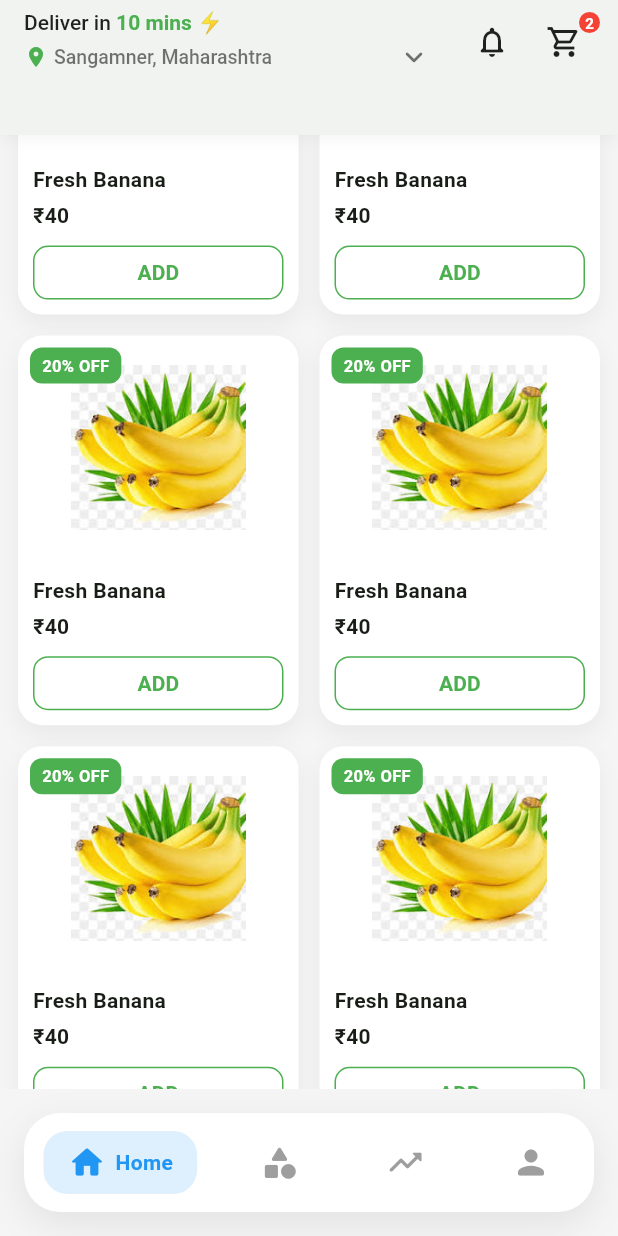
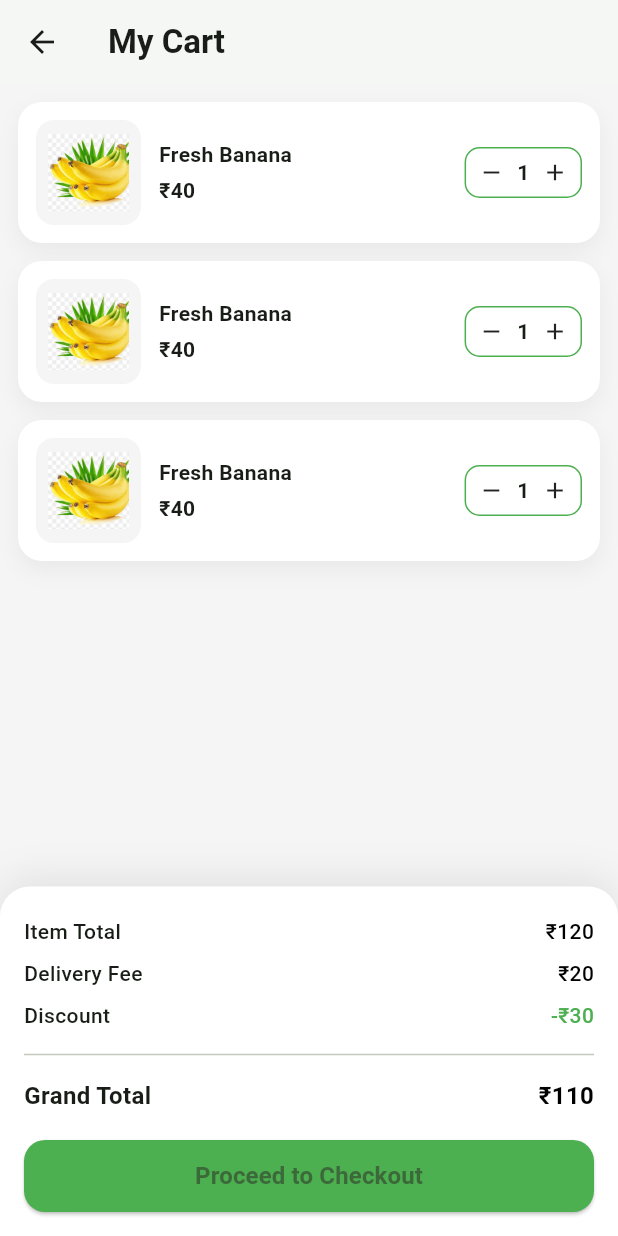
Before and after one commit to surajbombale05/zeggo_cus, a Flutter app: the screen it shows after launch, scrolled down 576 dp, after a tap on the "notifications none" icon, after a tap on the "shopping cart" icon, on a phone screen of 412 x 824 dp. Run offline on Flutter 3.47's test engine with Material 3 defaults, Android fonts, the phone set to English and light mode, and no system bars; our stand-ins replace get.

Commit message:
added to noti and cart section

```diff
--- /dev/null
+++ b/lib/features/cart_section/cart_view.dart
@@ -0,0 +1,220 @@
+import 'package:flutter/material.dart';
+
+class CartView extends StatelessWidget {
+  const CartView({super.key});
+
+  @override
+  Widget build(BuildContext context) {
+    return Scaffold(
+      backgroundColor: Colors.grey.shade100,
+
+      appBar: AppBar(
+        title: const Text(
+          "My Cart",
+          style: TextStyle(fontWeight: FontWeight.w600),
+        ),
+        backgroundColor: Colors.white,
+        elevation: 1,
+      ),
+
+      body: Column(
+        children: [
+          /// 🛍 Cart Items
+          Expanded(
+            child: ListView.builder(
+              padding: const EdgeInsets.all(12),
+              itemCount: 3,
+              itemBuilder: (context, index) {
+                return _cartItemCard();
+              },
+            ),
+          ),
+
+          /// 💳 PRICE SUMMARY
+          _priceSummary(),
+        ],
+      ),
+    );
+  }
+
+  /// 🧾 Cart Item Card
+  Widget _cartItemCard() {
+    return Container(
+      margin: const EdgeInsets.only(bottom: 12),
+      padding: const EdgeInsets.all(12),
+      decoration: BoxDecoration(
+        color: Colors.white,
+        borderRadius: BorderRadius.circular(16),
+        boxShadow: [
+          BoxShadow(
+            color: Colors.black.withOpacity(0.05),
+            blurRadius: 12,
+            offset: const Offset(0, 6),
+          ),
+        ],
+      ),
+      child: Row(
+        children: [
+          /// IMAGE
+          Container(
+            height: 70,
+            width: 70,
+            padding: const EdgeInsets.all(8),
+            decoration: BoxDecoration(
+              color: Colors.grey.shade100,
+              borderRadius: BorderRadius.circular(12),
+            ),
+            child: Image.asset(
+              "assets/images/banana.png",
+              fit: BoxFit.contain,
+            ),
+          ),
+
+          const SizedBox(width: 12),
+
+          /// DETAILS
+          Expanded(
+            child: Column(
+              crossAxisAlignment: CrossAxisAlignment.start,
+              children: const [
+                Text(
+                  "Fresh Banana",
+                  style: TextStyle(
+                    fontWeight: FontWeight.w600,
+                    fontSize: 14,
+                  ),
+                ),
+                SizedBox(height: 4),
+                Text(
+                  "₹40",
+                  style: TextStyle(
+                    fontSize: 14,
+                    fontWeight: FontWeight.bold,
+                  ),
+                ),
+              ],
+            ),
+          ),
+
+          /// QUANTITY CONTROLLER (UI only)
+          Container(
+            height: 34,
+            decoration: BoxDecoration(
+              border: Border.all(color: Colors.green),
+              borderRadius: BorderRadius.circular(10),
+            ),
+            child: Row(
+              children: const [
+                Padding(
+                  padding: EdgeInsets.symmetric(horizontal: 8),
+                  child: Icon(Icons.remove, size: 18),
+                ),
+                Text(
+                  "1",
+                  style: TextStyle(fontWeight: FontWeight.bold),
+                ),
+                Padding(
+                  padding: EdgeInsets.symmetric(horizontal: 8),
+                  child: Icon(Icons.add, size: 18),
+                ),
+              ],
+            ),
+          ),
+        ],
+      ),
+    );
+  }
+
+  /// 💰 Price Summary + Checkout
+  Widget _priceSummary() {
+    return Container(
+      padding: const EdgeInsets.all(16),
+      decoration: BoxDecoration(
+        color: Colors.white,
+        borderRadius: const BorderRadius.vertical(
+          top: Radius.circular(20),
+        ),
+        boxShadow: [
+          BoxShadow(
+            color: Colors.black.withOpacity(0.08),
+            blurRadius: 20,
+            offset: const Offset(0, -6),
+          ),
+        ],
+      ),
+      child: Column(
+        mainAxisSize: MainAxisSize.min,
+        children: [
+          _priceRow("Item Total", "₹120"),
+          _priceRow("Delivery Fee", "₹20"),
+          _priceRow("Discount", "-₹30", isDiscount: true),
+
+          const Divider(height: 24),
+
+          _priceRow(
+            "Grand Total",
+            "₹110",
+            isTotal: true,
+          ),
+
+          const SizedBox(height: 14),
+
+          /// 🚀 CHECKOUT BUTTON
+          SizedBox(
+            width: double.infinity,
+            height: 48,
+            child: ElevatedButton(
+              style: ElevatedButton.styleFrom(
+                backgroundColor: Colors.green,
+                shape: RoundedRectangleBorder(
+                  borderRadius: BorderRadius.circular(14),
+                ),
+              ),
+              onPressed: () {},
+              child: const Text(
+                "Proceed to Checkout",
+                style: TextStyle(
+                  fontSize: 16,
+                  fontWeight: FontWeight.bold,
+                ),
+              ),
+            ),
+          ),
+        ],
+      ),
+    );
+  }
+
+  Widget _priceRow(
+    String title,
+    String value, {
+    bool isTotal = false,
+    bool isDiscount = false,
+  }) {
+    return Padding(
+      padding: const EdgeInsets.symmetric(vertical: 4),
+      child: Row(
+        mainAxisAlignment: MainAxisAlignment.spaceBetween,
+        children: [
+          Text(
+            title,
+            style: TextStyle(
+              fontSize: isTotal ? 16 : 14,
+              fontWeight:
+                  isTotal ? FontWeight.bold : FontWeight.w500,
+            ),
+          ),
+          Text(
+            value,
+            style: TextStyle(
+              fontSize: isTotal ? 16 : 14,
+              fontWeight:
+                  isTotal ? FontWeight.bold : FontWeight.w500,
+              color: isDiscount ? Colors.green : Colors.black,
+            ),
+          ),
+        ],
+      ),
+    );
+  }
+}
--- /dev/null
+++ b/lib/features/notification/notification_view.dart
@@ -0,0 +1,151 @@
+import 'package:flutter/material.dart';
+
+class NotificationView extends StatelessWidget {
+  const NotificationView({super.key});
+
+  @override
+  Widget build(BuildContext context) {
+    return Scaffold(
+      backgroundColor: Colors.grey.shade100,
+
+      appBar: AppBar(
+        title: const Text(
+          "Notifications",
+          style: TextStyle(fontWeight: FontWeight.w600),
+        ),
+        backgroundColor: Colors.white,
+        elevation: 1,
+      ),
+
+      body: ListView(
+        padding: const EdgeInsets.all(12),
+        children: [
+          _sectionTitle("Today"),
+          _notificationCard(
+            icon: Icons.local_offer_rounded,
+            iconColor: Colors.green,
+            title: "Flat 30% OFF 🎉",
+            subtitle: "Get flat 30% OFF on your first order.",
+            time: "2 min ago",
+            isUnread: true,
+          ),
+          _notificationCard(
+            icon: Icons.shopping_bag_rounded,
+            iconColor: Colors.blue,
+            title: "Order Delivered",
+            subtitle: "Your order #1245 has been delivered.",
+            time: "1 hr ago",
+          ),
+
+          const SizedBox(height: 16),
+
+          _sectionTitle("Yesterday"),
+          _notificationCard(
+            icon: Icons.notifications_active_rounded,
+            iconColor: Colors.orange,
+            title: "New Items Added",
+            subtitle: "Fresh fruits & veggies are now available.",
+            time: "Yesterday",
+          ),
+          _notificationCard(
+            icon: Icons.payment_rounded,
+            iconColor: Colors.purple,
+            title: "Payment Successful",
+            subtitle: "₹249 paid successfully via UPI.",
+            time: "Yesterday",
+          ),
+        ],
+      ),
+    );
+  }
+
+  /// 🏷 Section Title
+  Widget _sectionTitle(String title) {
+    return Padding(
+      padding: const EdgeInsets.only(bottom: 8, left: 4),
+      child: Text(
+        title,
+        style: TextStyle(
+          fontSize: 14,
+          fontWeight: FontWeight.w600,
+          color: Colors.grey.shade600,
+        ),
+      ),
+    );
+  }
+
+  /// 🔔 Notification Card
+  Widget _notificationCard({
+    required IconData icon,
+    required Color iconColor,
+    required String title,
+    required String subtitle,
+    required String time,
+    bool isUnread = false,
+  }) {
+    return Container(
+      margin: const EdgeInsets.only(bottom: 10),
+      padding: const EdgeInsets.all(12),
+      decoration: BoxDecoration(
+        color: isUnread ? Colors.green.withOpacity(0.08) : Colors.white,
+        borderRadius: BorderRadius.circular(14),
+        boxShadow: [
+          BoxShadow(
+            color: Colors.black.withOpacity(0.05),
+            blurRadius: 10,
+            offset: const Offset(0, 4),
+          ),
+        ],
+      ),
+      child: Row(
+        crossAxisAlignment: CrossAxisAlignment.start,
+        children: [
+          /// ICON
+          Container(
+            padding: const EdgeInsets.all(10),
+            decoration: BoxDecoration(
+              color: iconColor.withOpacity(0.15),
+              shape: BoxShape.circle,
+            ),
+            child: Icon(icon, color: iconColor, size: 22),
+          ),
+
+          const SizedBox(width: 12),
+
+          /// TEXT
+          Expanded(
+            child: Column(
+              crossAxisAlignment: CrossAxisAlignment.start,
+              children: [
+                Text(
+                  title,
+                  style: const TextStyle(
+                    fontWeight: FontWeight.w600,
+                    fontSize: 14,
+                  ),
+                ),
+                const SizedBox(height: 4),
+                Text(
+                  subtitle,
+                  style: TextStyle(
+                    fontSize: 13,
+                    color: Colors.grey.shade600,
+                  ),
+                ),
+              ],
+            ),
+          ),
+
+          /// TIME
+          Text(
+            time,
+            style: TextStyle(
+              fontSize: 11,
+              color: Colors.grey.shade500,
+            ),
+          ),
+        ],
+      ),
+    );
+  }
+}
--- a/lib/widgets/custom_appbar.dart
+++ b/lib/widgets/custom_appbar.dart
@@ -1,4 +1,6 @@
 import 'package:flutter/material.dart';
+import 'package:zeggo_cus/features/cart_section/cart_view.dart';
+import 'package:zeggo_cus/features/notification/notification_view.dart';
 
 class ZeptoStyleAppBar extends StatelessWidget implements PreferredSizeWidget {
   const ZeptoStyleAppBar({super.key});
@@ -13,7 +15,6 @@ class ZeptoStyleAppBar extends StatelessWidget implements PreferredSizeWidget {
       elevation: 2,
       shadowColor: Colors.black12,
       automaticallyImplyLeading: false,
-
 
       title: Column(
         crossAxisAlignment: CrossAxisAlignment.start,
@@ -71,10 +72,19 @@ class ZeptoStyleAppBar extends StatelessWidget implements PreferredSizeWidget {
             Icons.notifications_none_rounded,
             color: Colors.black87,
           ),
-          onPressed: () {},
+          onPressed: () {
+            // Handle notification tap
+            Navigator.push(
+              context,
+              MaterialPageRoute(
+                builder: (context) {
+                  return const NotificationView();
+                },
+              ),
+            );
+          },
         ),
 
-        // 🛒 Cart with badge
         Padding(
           padding: const EdgeInsets.only(right: 12),
           child: Stack(
@@ -85,7 +95,16 @@ class ZeptoStyleAppBar extends StatelessWidget implements PreferredSizeWidget {
                   Icons.shopping_cart_outlined,
                   color: Colors.black87,
                 ),
-                onPressed: () {},
+                onPressed: () {
+                  Navigator.push(
+                    context,
+                    MaterialPageRoute(
+                      builder: (context) {
+                        return const CartView();
+                      },
+                    ),
+                  );
+                },
               ),
               Container(
                 padding: const EdgeInsets.all(4),
```
